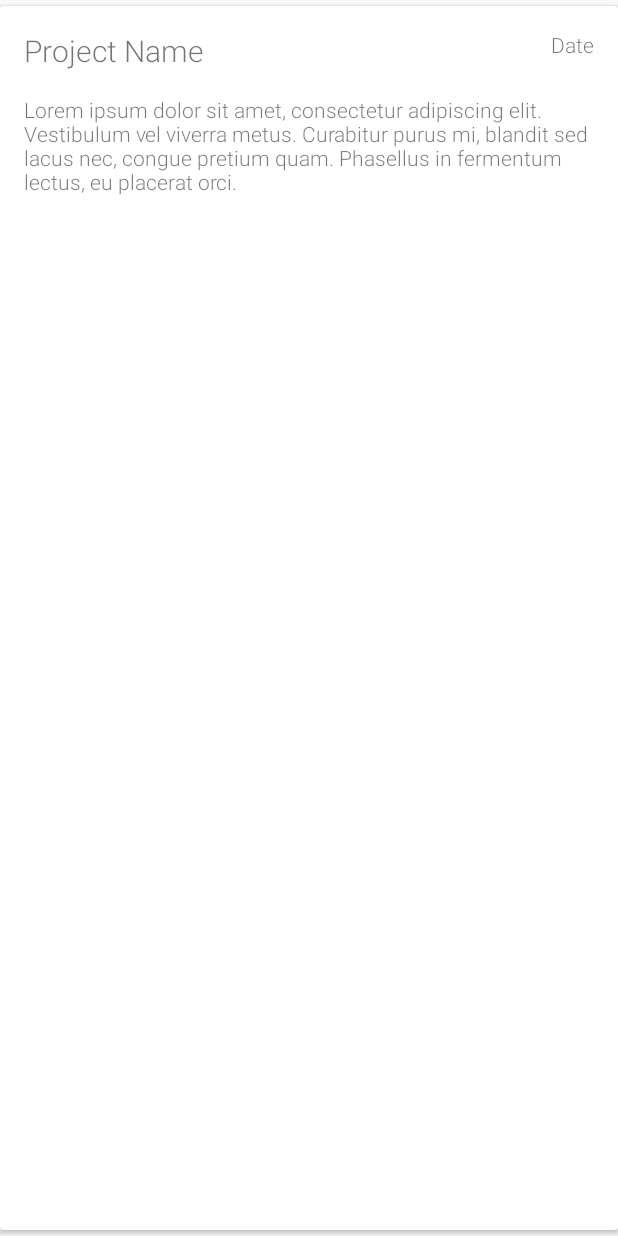
After one commit to 00-00-00/Portfolio, an Android app: the ProjectDetailActivity screen opened directly, with no data from a screen before it, on a phone screen of 412 x 824 dp. The commit adds this screen. Run offline under Robolectric (Android 15) with nearby library versions, the phone set to English and light mode, and no system bars; our stand-ins replace ButterKnife, data binding; libraries missing offline, so code that uses them is left out: rx.subjects, rx.subscriptions.

Commit message:
1. Project detail activity

```diff
--- a/app/src/main/AndroidManifest.xml
+++ b/app/src/main/AndroidManifest.xml
@@ -17,6 +17,7 @@
         <category android:name="android.intent.category.LAUNCHER"/>
       </intent-filter>
     </activity>
+    <activity android:name=".activity.ProjectDetailActivity"/>
   </application>
 
 </manifest>
--- /dev/null
+++ b/app/src/main/java/com/ground0/portfolio/activity/ProjectDetailActivity.java
@@ -0,0 +1,35 @@
+package com.ground0.portfolio.activity;
+
+import android.databinding.DataBindingUtil;
+import android.os.Bundle;
+import android.support.annotation.Nullable;
+import butterknife.ButterKnife;
+import com.ground0.portfolio.R;
+import com.ground0.portfolio.core.components.BaseActivity;
+import com.ground0.portfolio.databinding.ActivityProjectDetailBinding;
+import com.ground0.portfolio.viewmodel.ProjectDetailActivityViewModel;
+import javax.inject.Inject;
+
+/**
+ * Created by zer0 on 14/10/16.
+ */
+
+public class ProjectDetailActivity extends BaseActivity {
+
+  @Inject ProjectDetailActivityViewModel viewModel;
+  ActivityProjectDetailBinding projectDetailBinding;
+
+  @Override protected void registerActivityWithViewModel() {
+    viewModel.registerActivity(this);
+  }
+
+  @Override protected void initializeModuleComponent() {
+    getApplicationComponent().inject(this);
+  }
+
+  @Override protected void onCreate(@Nullable Bundle savedInstanceState) {
+    super.onCreate(savedInstanceState);
+    projectDetailBinding = DataBindingUtil.setContentView(this, R.layout.activity_project_detail);
+    ButterKnife.bind(this);
+  }
+}
--- a/app/src/main/java/com/ground0/portfolio/core/di/component/ApplicationComponent.java
+++ b/app/src/main/java/com/ground0/portfolio/core/di/component/ApplicationComponent.java
@@ -2,6 +2,7 @@ package com.ground0.portfolio.core.di.component;
 
 import android.content.Context;
 import com.ground0.portfolio.activity.HomeActivity;
+import com.ground0.portfolio.activity.ProjectDetailActivity;
 import com.ground0.portfolio.core.components.BaseActivity;
 import com.ground0.portfolio.core.components.BaseApplication;
 import com.ground0.portfolio.core.Event;
@@ -24,6 +25,8 @@ public interface ApplicationComponent {
 
   void inject(HomeActivity homeActivity);
 
+  void inject(ProjectDetailActivity projectDetailActivity);
+
   //Exposed to sub-graphs.
   Context context();
 
--- /dev/null
+++ b/app/src/main/java/com/ground0/portfolio/viewmodel/ProjectDetailActivityViewModel.java
@@ -0,0 +1,15 @@
+package com.ground0.portfolio.viewmodel;
+
+import com.ground0.portfolio.activity.ProjectDetailActivity;
+import com.ground0.portfolio.core.viewmodel.BaseActivityViewModel;
+import javax.inject.Inject;
+
+/**
+ * Created by zer0 on 14/10/16.
+ */
+
+public class ProjectDetailActivityViewModel extends BaseActivityViewModel<ProjectDetailActivity> {
+
+  @Inject public ProjectDetailActivityViewModel() {
+  }
+}
--- /dev/null
+++ b/app/src/main/res/layout/activity_project_detail.xml
@@ -0,0 +1,54 @@
+<?xml version="1.0" encoding="utf-8"?>
+<layout xmlns:android="http://schemas.android.com/apk/res/android"
+    xmlns:app="http://schemas.android.com/apk/res-auto"
+    >
+
+  <android.support.v7.widget.CardView
+      android:layout_width="match_parent"
+      android:layout_height="match_parent"
+      android:layout_marginBottom="4dp"
+      android:layout_marginTop="4dp"
+      app:cardBackgroundColor="@color/cardview_light_background"
+      app:cardCornerRadius="@dimen/cardview_default_radius"
+      app:cardElevation="@dimen/cardview_default_elevation"
+      >
+
+    <RelativeLayout
+        android:layout_width="match_parent"
+        android:layout_height="wrap_content"
+        android:background="?android:selectableItemBackground"
+        android:clickable="true"
+        >
+      <TextView
+          android:id="@+id/a_project_detail_name"
+          android:layout_width="wrap_content"
+          android:layout_height="wrap_content"
+          android:layout_margin="@dimen/view_margin_size2"
+          android:text="Project Name"
+          android:textSize="20sp"
+          />
+      <TextView
+          android:id="@+id/a_project_detail_date"
+          android:layout_width="wrap_content"
+          android:layout_height="wrap_content"
+          android:layout_alignParentRight="true"
+          android:layout_alignParentTop="true"
+          android:layout_margin="@dimen/view_margin_size2"
+          android:layout_toRightOf="@+id/a_project_detail_name"
+          android:gravity="right"
+          android:text="Date"
+          />
+      <TextView
+          android:id="@+id/a_project_detail_description"
+          android:layout_width="wrap_content"
+          android:layout_height="wrap_content"
+          android:layout_below="@id/a_project_detail_name"
+          android:layout_marginBottom="@dimen/view_margin_size2"
+          android:layout_marginLeft="@dimen/view_margin_size2"
+          android:layout_marginRight="@dimen/view_margin_size2"
+          android:text="@string/project_description"
+          />
+    </RelativeLayout>
+
+  </android.support.v7.widget.CardView>
+</layout>
```
